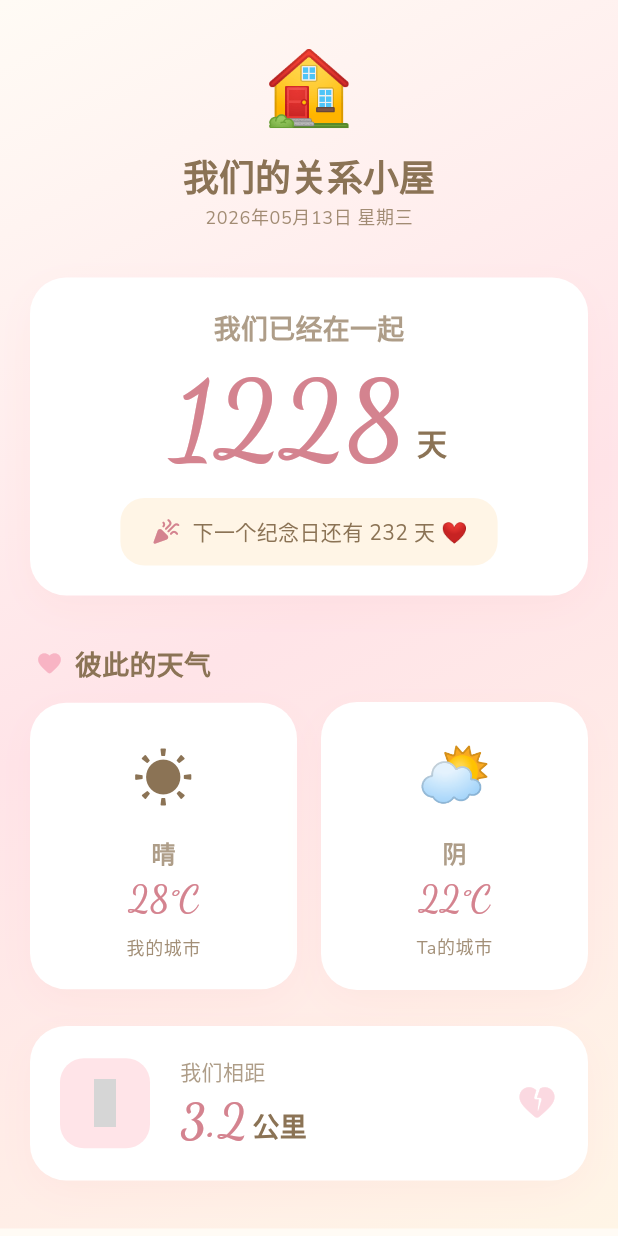
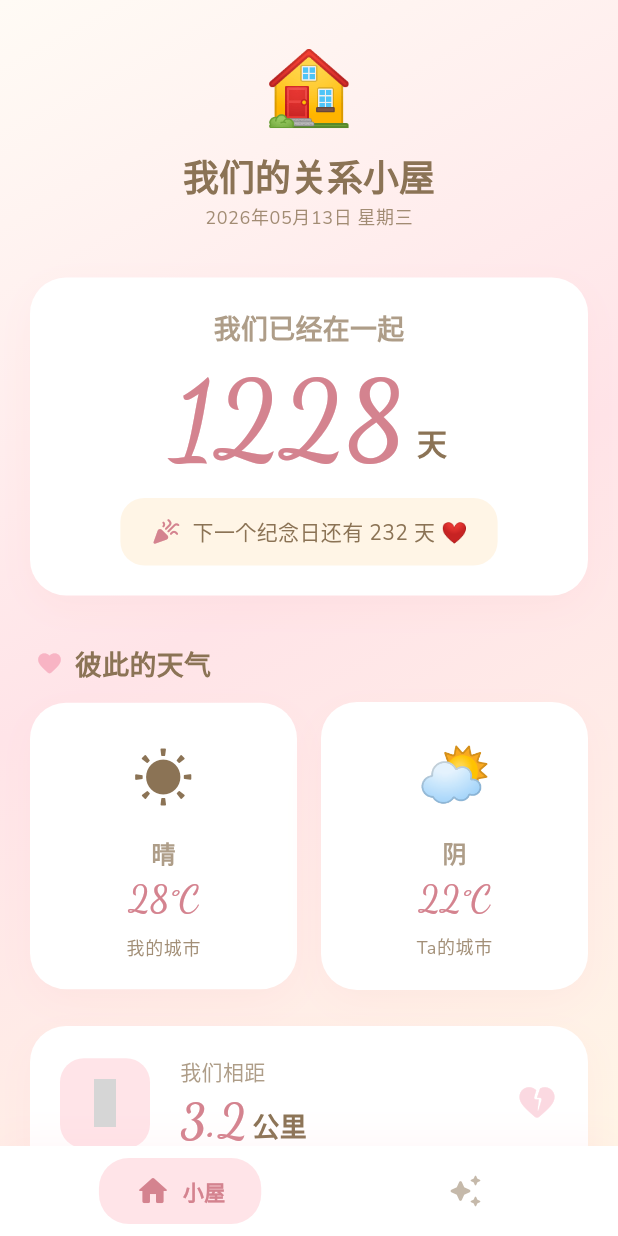
Before and after one commit to Libai-88/-, a Flutter app: the screen it shows after launch, on a phone screen of 412 x 824 dp. Run offline on Flutter 3.47's test engine with Material 3 defaults, Android fonts, the phone set to English and light mode, and no system bars; our stand-ins replace google_fonts; statements that could not run were skipped; grey boxes are pictures that could not be loaded.

```diff
--- a/our_story/lib/main.dart
+++ b/our_story/lib/main.dart
@@ -1,6 +1,7 @@
 import 'package:flutter/material.dart';
 import 'config/app_theme.dart';
 import 'screens/home_screen.dart';
+import 'screens/moment_screen.dart';
 
 void main() {
   WidgetsFlutterBinding.ensureInitialized();
@@ -16,7 +17,115 @@ class OurStoryApp extends StatelessWidget {
       title: 'Our Story',
       debugShowCheckedModeBanner: false,
       theme: AppTheme.lightTheme,
-      home: const HomeScreen(),
+      home: const MainNavigation(),
     );
   }
 }
+
+class MainNavigation extends StatefulWidget {
+  const MainNavigation({super.key});
+
+  @override
+  State<MainNavigation> createState() => _MainNavigationState();
+}
+
+class _MainNavigationState extends State<MainNavigation> {
+  int _currentIndex = 0;
+
+  final List<Widget> _screens = const [
+    HomeScreen(),
+    MomentScreen(),
+  ];
+
+  @override
+  Widget build(BuildContext context) {
+    return Scaffold(
+      body: IndexedStack(
+        index: _currentIndex,
+        children: _screens,
+      ),
+      bottomNavigationBar: Container(
+        decoration: BoxDecoration(
+          color: Colors.white,
+          boxShadow: [
+            BoxShadow(
+              color: AppColors.primaryPink.withOpacity(0.1),
+              blurRadius: 20,
+              offset: const Offset(0, -5),
+            ),
+          ],
+        ),
+        child: SafeArea(
+          child: Padding(
+            padding: const EdgeInsets.symmetric(horizontal: 16, vertical: 8),
+            child: Row(
+              mainAxisAlignment: MainAxisAlignment.spaceAround,
+              children: [
+                _NavItem(
+                  icon: Icons.home_rounded,
+                  label: '小屋',
+                  isSelected: _currentIndex == 0,
+                  onTap: () => setState(() => _currentIndex = 0),
+                ),
+                _NavItem(
+                  icon: Icons.auto_awesome_rounded,
+                  label: '瞬间',
+                  isSelected: _currentIndex == 1,
+                  onTap: () => setState(() => _currentIndex = 1),
+                ),
+              ],
+            ),
+          ),
+        ),
+      ),
+    );
+  }
+}
+
+class _NavItem extends StatelessWidget {
+  final IconData icon;
+  final String label;
+  final bool isSelected;
+  final VoidCallback onTap;
+
+  const _NavItem({
+    required this.icon,
+    required this.label,
+    required this.isSelected,
+    required this.onTap,
+  });
+
+  @override
+  Widget build(BuildContext context) {
+    return GestureDetector(
+      onTap: onTap,
+      behavior: HitTestBehavior.opaque,
+      child: AnimatedContainer(
+        duration: const Duration(milliseconds: 200),
+        padding: const EdgeInsets.symmetric(horizontal: 24, vertical: 10),
+        decoration: BoxDecoration(
+          color: isSelected ? AppColors.softPink : Colors.transparent,
+          borderRadius: BorderRadius.circular(20),
+        ),
+        child: Row(
+          children: [
+            Icon(
+              icon,
+              color: isSelected ? AppColors.deepRose : AppColors.warmBrown.withOpacity(0.5),
+              size: 24,
+            ),
+            if (isSelected) ...[
+              const SizedBox(width: 8),
+              Text(
+                label,
+                style: Theme.of(context).textTheme.labelLarge?.copyWith(
+                  color: AppColors.deepRose,
+                ),
+              ),
+            ],
+          ],
+        ),
+      ),
+    );
+  }
+}
```
Also changed, not shown: our_story/lib/screens/moment_screen.dart (added, +403 -0 lines).
